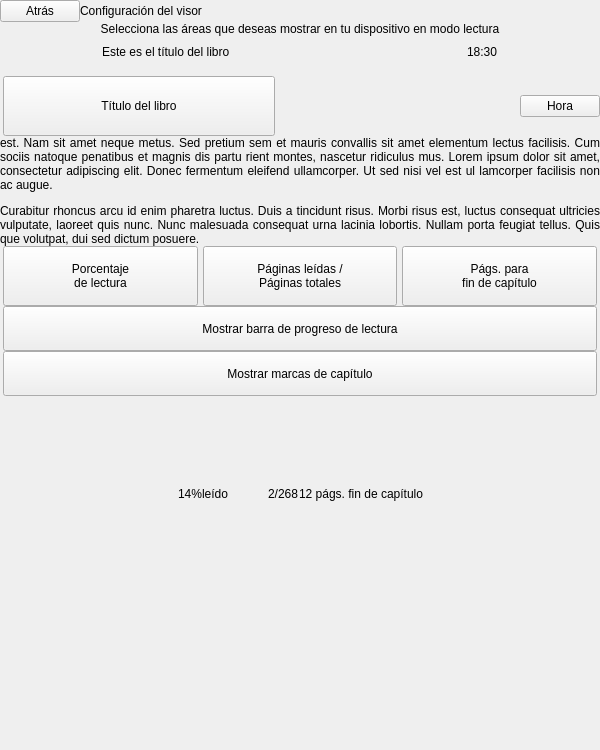
The window that bqSetting/ui/SettingsReaderProgressBar.ui (bq/cervantes) describes before a commit, drawn with Qt 5.
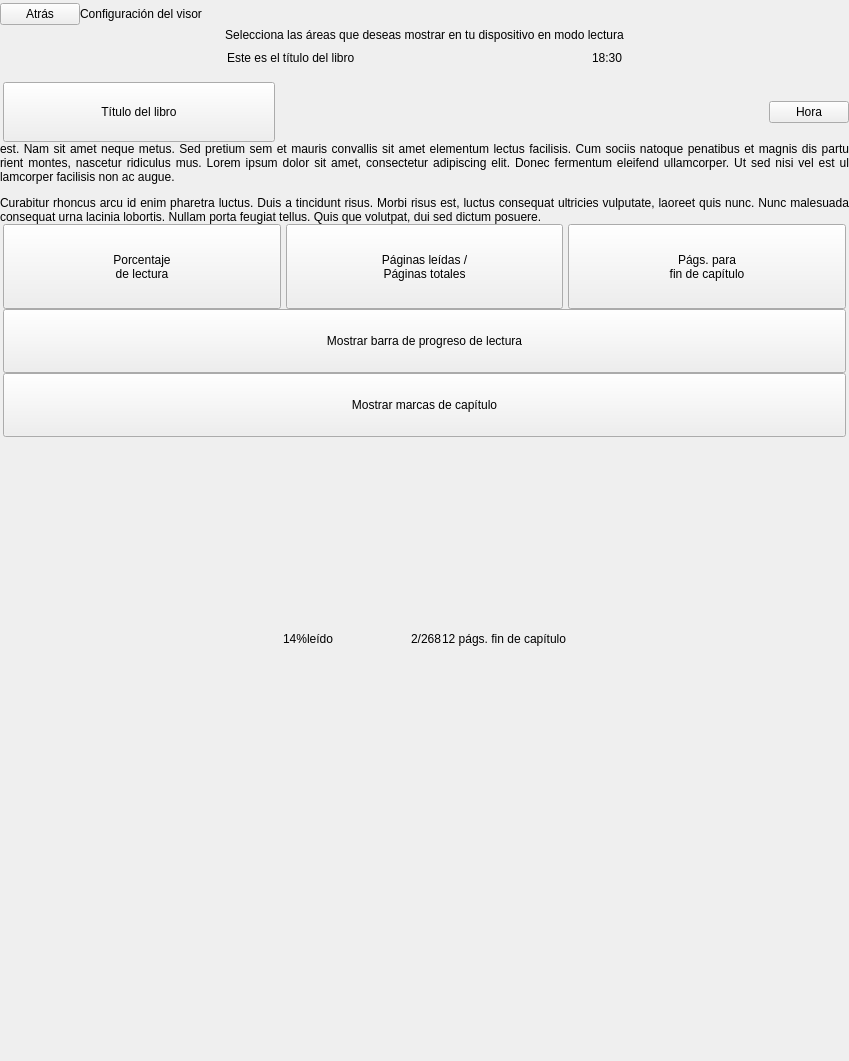
The same window after the commit. Custom widgets are drawn as their Qt base class.

Patch:
```diff
--- a/bqSetting/ui/SettingsReaderProgressBar.ui
+++ b/bqSetting/ui/SettingsReaderProgressBar.ui
@@ -6,8 +6,8 @@
    <rect>
     <x>0</x>
     <y>0</y>
-    <width>600</width>
-    <height>750</height>
+    <width>849</width>
+    <height>1061</height>
    </rect>
   </property>
   <property name="sizePolicy">
@@ -18,14 +18,14 @@
   </property>
   <property name="minimumSize">
    <size>
-    <width>600</width>
-    <height>750</height>
+    <width>0</width>
+    <height>0</height>
    </size>
   </property>
   <property name="maximumSize">
    <size>
-    <width>600</width>
-    <height>750</height>
+    <width>849</width>
+    <height>1061</height>
    </size>
   </property>
   <property name="windowTitle">
@@ -74,7 +74,7 @@
         <property name="maximumSize">
          <size>
           <width>16777215</width>
-          <height>10000</height>
+          <height>14142</height>
          </size>
         </property>
         <property name="text">
@@ -89,8 +89,8 @@
         </property>
         <property name="sizeHint" stdset="0">
          <size>
-          <width>40</width>
-          <height>20</height>
+          <width>57</width>
+          <height>28</height>
          </size>
         </property>
        </spacer>
@@ -201,8 +201,8 @@
         </property>
         <property name="maximumSize">
          <size>
-          <width>414</width>
-          <height>39</height>
+          <width>585</width>
+          <height>55</height>
          </size>
         </property>
         <layout class="QHBoxLayout" name="horizontalLayout">
@@ -232,8 +232,8 @@
            </property>
            <property name="sizeHint" stdset="0">
             <size>
-             <width>40</width>
-             <height>20</height>
+             <width>57</width>
+             <height>28</height>
             </size>
            </property>
           </spacer>
@@ -310,8 +310,8 @@
         </property>
         <property name="maximumSize">
          <size>
-          <width>272</width>
-          <height>60</height>
+          <width>385</width>
+          <height>85</height>
          </size>
         </property>
         <property name="focusPolicy">
@@ -332,8 +332,8 @@
         </property>
         <property name="sizeHint" stdset="0">
          <size>
-          <width>40</width>
-          <height>20</height>
+          <width>57</width>
+          <height>28</height>
          </size>
         </property>
        </spacer>
@@ -396,7 +396,7 @@
         <property name="maximumSize">
          <size>
           <width>16777215</width>
-          <height>60</height>
+          <height>85</height>
          </size>
         </property>
         <layout class="QHBoxLayout" name="horizontalLayout_3">
@@ -431,8 +431,8 @@
            </property>
            <property name="maximumSize">
             <size>
-             <width>1000</width>
-             <height>100</height>
+             <width>1414</width>
+             <height>141</height>
             </size>
            </property>
            <property name="focusPolicy">
@@ -466,8 +466,8 @@
            </property>
            <property name="maximumSize">
             <size>
-             <width>100000</width>
-             <height>78</height>
+             <width>141421</width>
+             <height>110</height>
             </size>
            </property>
            <property name="focusPolicy">
@@ -498,8 +498,8 @@
            </property>
            <property name="maximumSize">
             <size>
-             <width>1000</width>
-             <height>100</height>
+             <width>1414</width>
+             <height>141</height>
             </size>
            </property>
            <property name="focusPolicy">
@@ -555,7 +555,7 @@
            <property name="maximumSize">
             <size>
              <width>16777215</width>
-             <height>45</height>
+             <height>64</height>
             </size>
            </property>
            <property name="focusPolicy">
@@ -586,7 +586,7 @@
            <property name="maximumSize">
             <size>
              <width>16777215</width>
-             <height>45</height>
+             <height>64</height>
             </size>
            </property>
            <property name="text">
@@ -604,8 +604,8 @@
            </property>
            <property name="sizeHint" stdset="0">
             <size>
-             <width>20</width>
-             <height>40</height>
+             <width>28</width>
+             <height>57</height>
             </size>
            </property>
           </spacer>
@@ -719,8 +719,8 @@
                  </property>
                  <property name="sizeHint" stdset="0">
                   <size>
-                   <width>40</width>
-                   <height>20</height>
+                   <width>57</width>
+                   <height>28</height>
                   </size>
                  </property>
                 </spacer>
```
Left out of the diff: 110 changed lines with no effect on the pictures.
